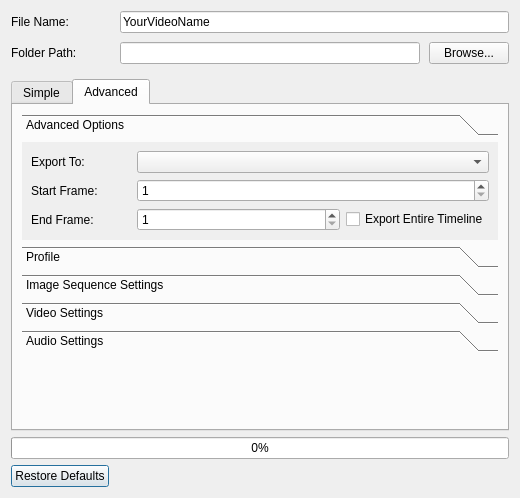
Qt form src/windows/ui/export.ui (OpenShot/openshot-qt) before a commit.
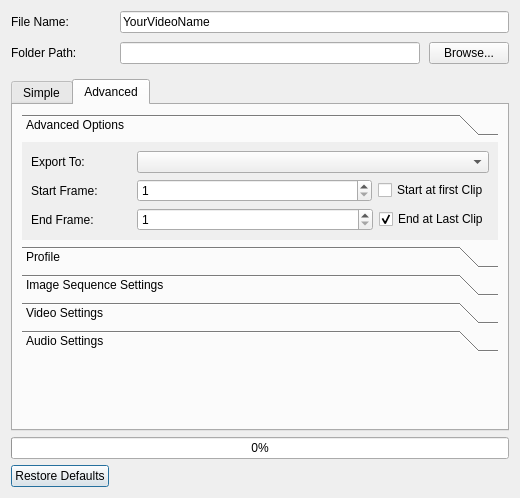
The same form after that commit. The open tabs and pages were chosen to show the change. Icons and pictures are not drawn.

Commit message: Rename "Export Entire Timeline" option to "End at Last Clip", and add a similar "Start at first Clip" option. Removed internal QLineEdits from save_settings (i.e. children of spinners)

What changed in the file:
```diff
--- a/src/windows/ui/export.ui
+++ b/src/windows/ui/export.ui
@@ -370,6 +370,13 @@
                </property>
               </widget>
              </item>
+             <item>
+              <widget class="QCheckBox" name="checkStartFirstClip">
+               <property name="text">
+                <string>Start at first Clip</string>
+               </property>
+              </widget>
+             </item>
             </layout>
            </item>
            <item row="2" column="0">
@@ -406,7 +413,10 @@
              <item>
               <widget class="QCheckBox" name="checkboxExportEntireTimeline">
                <property name="text">
-                <string>Export Entire Timeline</string>
+                <string>End at Last Clip</string>
+               </property>
+               <property name="checked">
+                <bool>true</bool>
                </property>
               </widget>
              </item>
```
Left out of the diff: 7 changed lines with no effect on the pictures. Lines whose indentation alone changed are shown as unchanged. The commit also changes 1 other file.
